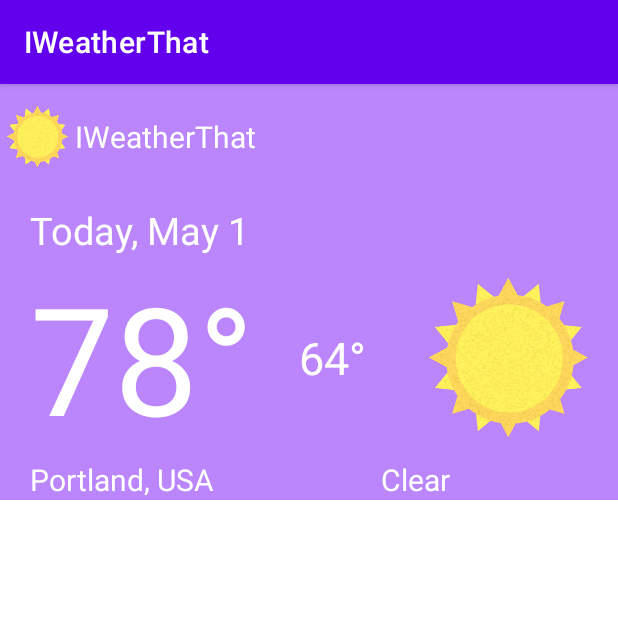
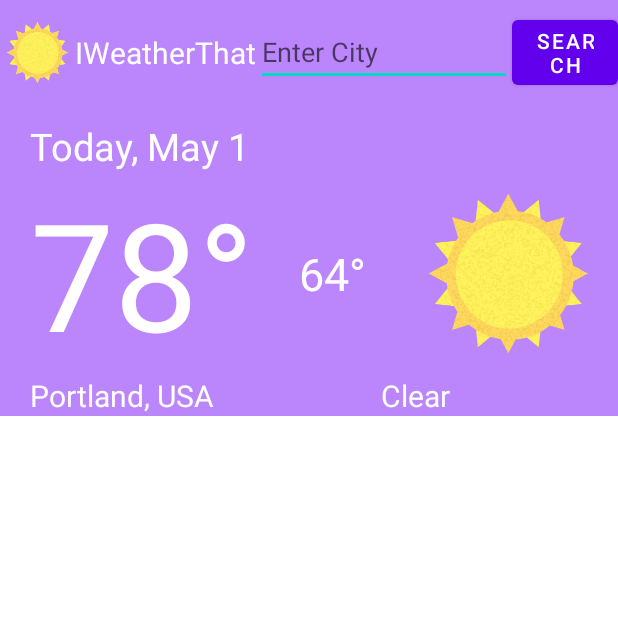
Before and after one commit to baac91/IWeatherThat, an Android app: the screen it shows after launch (MainActivity), on a phone screen of 412 x 824 dp, the top half of it. Run offline under Robolectric (Android 15) with nearby library versions, the phone set to English and light mode, and no system bars; our stand-ins replace Volley.

```diff
--- a/app/src/main/res/layout/activity_main.xml
+++ b/app/src/main/res/layout/activity_main.xml
@@ -1,5 +1,6 @@
 <?xml version="1.0" encoding="utf-8"?>
 <!--<androidx.constraintlayout.widget.ConstraintLayout xmlns:android="http://schemas.android.com/apk/res/android"-->
+
 <androidx.appcompat.widget.LinearLayoutCompat
 
     xmlns:app="http://schemas.android.com/apk/res-auto"
@@ -29,6 +30,25 @@
             android:text="@string/app_name"
             android:textSize="20dp"
             android:textColor="#ffffff" />
+
+        <EditText
+            android:id="@+id/nameEditText"
+            android:layout_width="wrap_content"
+            android:layout_height="wrap_content"
+            android:layout_weight="1"
+            android:ems="9"
+            android:hint="Enter City"
+            android:inputType="textPersonName"
+            android:text="" />
+
+        <Button
+            android:id="@+id/button3"
+            android:layout_width="wrap_content"
+            android:layout_height="wrap_content"
+            android:layout_weight="1"
+            android:text="Search"
+            android:onClick="searchWeatherFunction"/>
+
     </LinearLayout>
     <LinearLayout
         android:layout_width="match_parent"
@@ -108,4 +128,5 @@
         android:layout_height="wrap_content"/>
 
 </androidx.appcompat.widget.LinearLayoutCompat>
-<!--</androidx.constraintlayout.widget.ConstraintLayout>-->
+
+    <!--</androidx.constraintlayout.widget.ConstraintLayout>-->
--- a/app/src/main/res/values-night/themes.xml
+++ b/app/src/main/res/values-night/themes.xml
@@ -1,6 +1,6 @@
 <resources xmlns:tools="http://schemas.android.com/tools">
     <!-- Base application theme. -->
-    <style name="Theme.IWeatherThat" parent="Theme.MaterialComponents.DayNight.DarkActionBar">
+    <style name="Theme.IWeatherThat" parent="Theme.MaterialComponents.DayNight.NoActionBar">
         <!-- Primary brand color. -->
         <item name="colorPrimary">@color/purple_200</item>
         <item name="colorPrimaryVariant">@color/purple_700</item>
--- a/app/src/main/res/values/themes.xml
+++ b/app/src/main/res/values/themes.xml
@@ -1,6 +1,6 @@
 <resources xmlns:tools="http://schemas.android.com/tools">
     <!-- Base application theme. -->
-    <style name="Theme.IWeatherThat" parent="Theme.MaterialComponents.DayNight.DarkActionBar">
+    <style name="Theme.IWeatherThat" parent="Theme.MaterialComponents.DayNight.NoActionBar">
         <!-- Primary brand color. -->
         <item name="colorPrimary">@color/purple_500</item>
         <item name="colorPrimaryVariant">@color/purple_700</item>
```
Also changed, not shown: app/src/main/java/com/example/iweatherthat/MainActivity.java (+86 -7 lines), app/src/main/res/mipmap-hdpi/funshine_logo.png (deleted), app/src/main/res/mipmap-mdpi/funshine_logo.png (deleted), app/src/main/res/mipmap-xhdpi/funshine_logo.png (deleted), app/src/main/res/mipmap-xxhdpi/funshine_logo.png (deleted), app/src/main/res/mipmap-xxxhdpi/funshine_logo.png (deleted).
